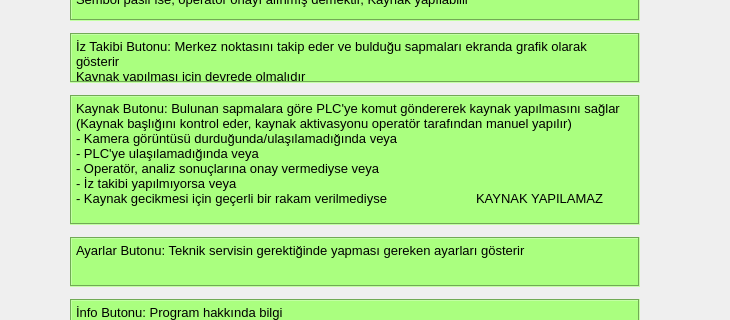
Qt form helpdialog.ui (alikanarya/JTW) before a commit; both pictures show x 0 to 730 and y 319 to 639 of the 1310 by 735 pixel window.
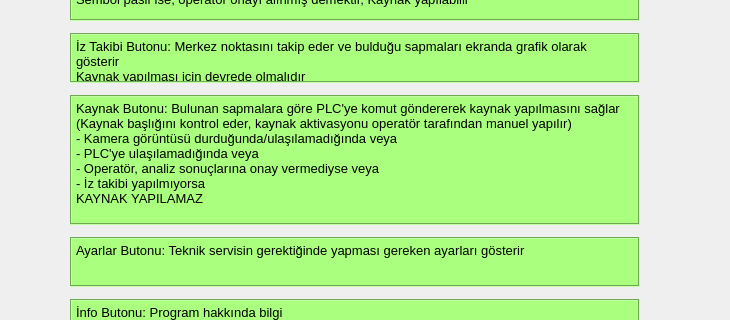
The same form after that commit. Icons and pictures are not drawn.

```diff
--- a/helpdialog.ui
+++ b/helpdialog.ui
@@ -613,8 +613,8 @@
 - Kamera görüntüsü durduğunda/ulaşılamadığında veya
 - PLC'ye ulaşılamadığında veya
 - Operatör, analiz sonuçlarına onay vermediyse veya
-- İz takibi yapılmıyorsa veya
-- Kaynak gecikmesi için geçerli bir rakam verilmediyse		KAYNAK YAPILAMAZ</string>
+- İz takibi yapılmıyorsa
+KAYNAK YAPILAMAZ</string>
    </property>
    <property name="backgroundVisible">
     <bool>false</bool>
```
